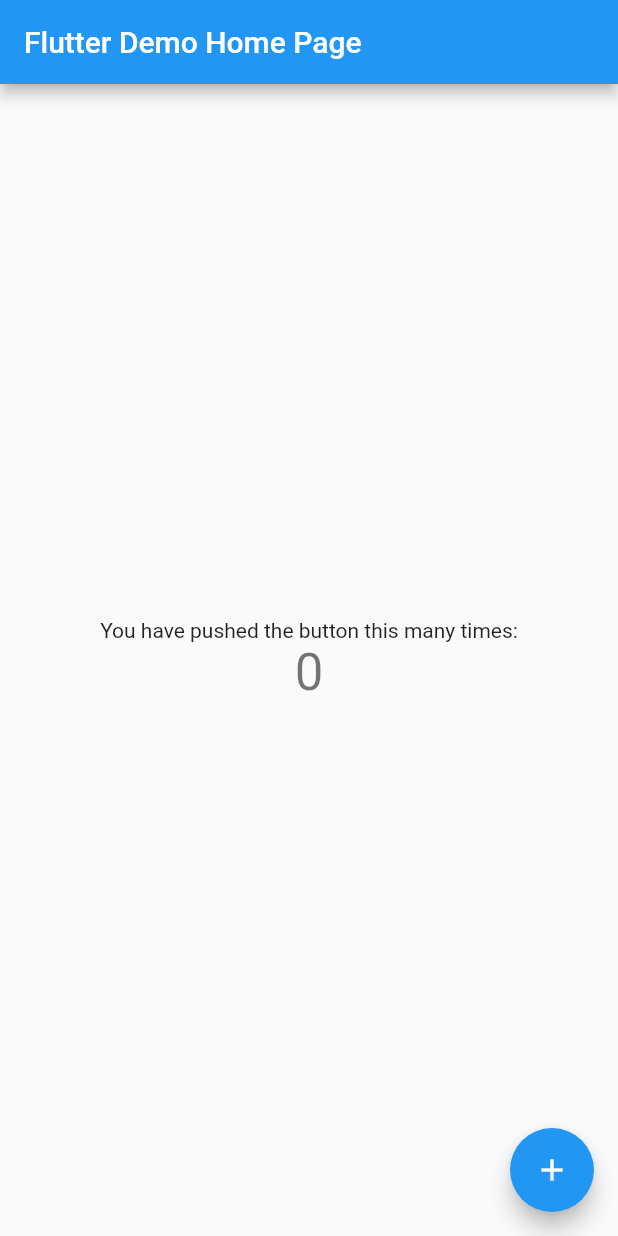
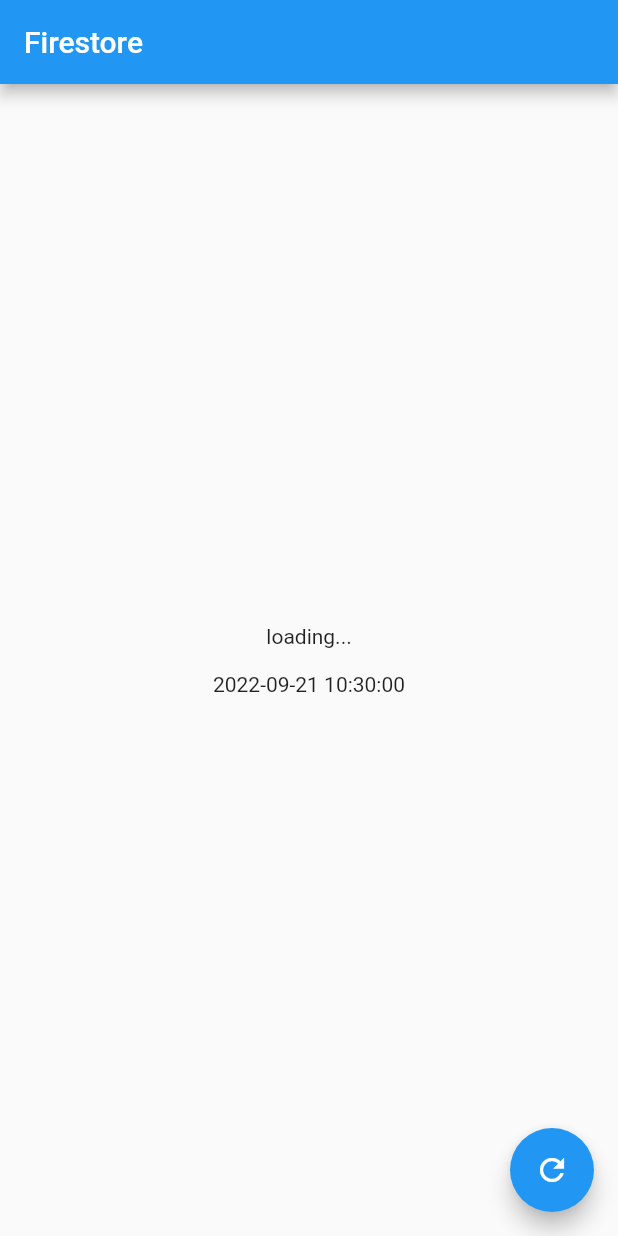
Before and after one commit to chhua531001/flutter_test_custom, a Flutter app: the screen it shows after launch, on a phone screen of 412 x 824 dp. Run offline on Flutter 3.47's test engine with Material 2 defaults, Android fonts, the light colour scheme and no system bars; our stand-ins replace cloud_firestore, firebase_core; accounts and stored records are empty.

Commit message:
新增連線

```diff
--- a/lib/main.dart
+++ b/lib/main.dart
@@ -1,6 +1,9 @@
+import 'package:cloud_firestore/cloud_firestore.dart';
 import 'package:flutter/material.dart';
 import 'package:firebase_core/firebase_core.dart';
 import 'firebase_options.dart';
+
+var db = FirebaseFirestore.instance;
 
 void main() async {
   WidgetsFlutterBinding.ensureInitialized();
@@ -11,109 +14,56 @@
 class MyApp extends StatelessWidget {
   const MyApp({Key? key}) : super(key: key);
 
-  // This widget is the root of your application.
   @override
   Widget build(BuildContext context) {
     return MaterialApp(
       title: 'Flutter Demo',
       theme: ThemeData(
-        // This is the theme of your application.
         //
-        // Try running your application with "flutter run". You'll see the
-        // application has a blue toolbar. Then, without quitting the app, try
-        // changing the primarySwatch below to Colors.green and then invoke
-        // "hot reload" (press "r" in the console where you ran "flutter run",
-        // or simply save your changes to "hot reload" in a Flutter IDE).
-        // Notice that the counter didn't reset back to zero; the application
-        // is not restarted.
         primarySwatch: Colors.blue,
       ),
-      home: const MyHomePage(title: 'Flutter Demo Home Page'),
+      home: const HomePage(),
     );
   }
 }
 
-class MyHomePage extends StatefulWidget {
-  const MyHomePage({Key? key, required this.title}) : super(key: key);
-
-  // This widget is the home page of your application. It is stateful, meaning
-  // that it has a State object (defined below) that contains fields that affect
-  // how it looks.
-
-  // This class is the configuration for the state. It holds the values (in this
-  // case the title) provided by the parent (in this case the App widget) and
-  // used by the build method of the State. Fields in a Widget subclass are
-  // always marked "final".
-
-  final String title;
+class HomePage extends StatefulWidget {
+  const HomePage({Key? key}) : super(key: key);
 
   @override
-  State<MyHomePage> createState() => _MyHomePageState();
+  State<HomePage> createState() => _HomePageState();
 }
 
-class _MyHomePageState extends State<MyHomePage> {
-  int _counter = 0;
+class _HomePageState extends State<HomePage> {
+  String status = 'loading...';
+  String loadingTime = DateTime.now().toString().substring(0, 19);
 
-  void _incrementCounter() {
-    setState(() {
-      // This call to setState tells the Flutter framework that something has
-      // changed in this State, which causes it to rerun the build method below
-      // so that the display can reflect the updated values. If we changed
-      // _counter without calling setState(), then the build method would not be
-      // called again, and so nothing would appear to happen.
-      _counter++;
+  loadData() {
+    db.collection('new_users').get().then((event) {
+      setState(() {
+        loadingTime = DateTime.now().toString().substring(0, 19);
+        if (event.docs.isNotEmpty) {
+          status = event.docs.first.data()['name'];
+        } else {
+          status = 'no data';
+        }
+      });
     });
   }
 
   @override
   Widget build(BuildContext context) {
-    // This method is rerun every time setState is called, for instance as done
-    // by the _incrementCounter method above.
-    //
-    // The Flutter framework has been optimized to make rerunning build methods
-    // fast, so that you can just rebuild anything that needs updating rather
-    // than having to individually change instances of widgets.
     return Scaffold(
       appBar: AppBar(
-        // Here we take the value from the MyHomePage object that was created by
-        // the App.build method, and use it to set our appbar title.
-        title: Text(widget.title),
+        title: const Text('Firestore'),
       ),
       body: Center(
-        // Center is a layout widget. It takes a single child and positions it
-        // in the middle of the parent.
-        child: Column(
-          // Column is also a layout widget. It takes a list of children and
-          // arranges them vertically. By default, it sizes itself to fit its
-          // children horizontally, and tries to be as tall as its parent.
-          //
-          // Invoke "debug painting" (press "p" in the console, choose the
-          // "Toggle Debug Paint" action from the Flutter Inspector in Android
-          // Studio, or the "Toggle Debug Paint" command in Visual Studio Code)
-          // to see the wireframe for each widget.
-          //
-          // Column has various properties to control how it sizes itself and
-          // how it positions its children. Here we use mainAxisAlignment to
-          // center the children vertically; the main axis here is the vertical
-          // axis because Columns are vertical (the cross axis would be
-          // horizontal).
-          mainAxisAlignment: MainAxisAlignment.center,
-          children: <Widget>[
-            const Text(
-              'You have pushed the button this many times:',
-            ),
-            Text(
-              '$_counter',
-              style: Theme.of(context).textTheme.headline4,
-            ),
-          ],
-        ),
+        child: Text('$status\n\n$loadingTime', textAlign: TextAlign.center,),
       ),
       floatingActionButton: FloatingActionButton(
-        onPressed: _incrementCounter,
-        tooltip: 'Increment',
-        child: const Icon(Icons.add),
-      ), // This trailing comma makes auto-formatting nicer for build methods.
+        onPressed: loadData,
+        child: const Icon(Icons.refresh),
+      ),
     );
   }
 }
```
